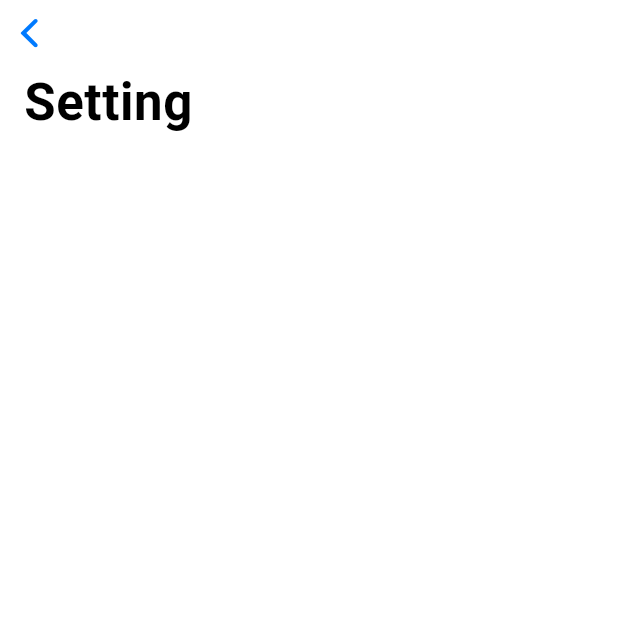
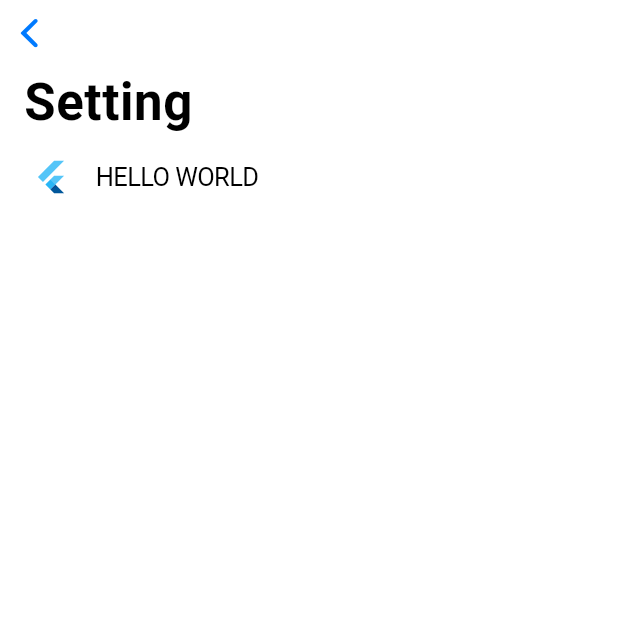
Before and after one commit to ChangJoo-Park/my_equipment, a Flutter app: the SettingPage screen opened directly, on a phone screen of 412 x 824 dp, the top half of it. Run offline on Flutter 3.47's test engine with Material 2 defaults, Android fonts, the phone set to English and light mode, and no system bars; our stand-ins replace flutter_riverpod; missing offline and left inert: cupertino_list_tile.

```diff
--- a/lib/setting/view.dart
+++ b/lib/setting/view.dart
@@ -1,3 +1,4 @@
+import 'package:cupertino_list_tile/cupertino_list_tile.dart';
 import 'package:flutter/cupertino.dart';
 import 'package:flutter/material.dart';
 import 'package:my_equipments/styles.dart';
@@ -16,6 +17,15 @@ class SettingPage extends StatelessWidget {
             automaticallyImplyLeading: true,
             largeTitle: Text('Setting'),
           ),
+          SliverList(
+            delegate: SliverChildListDelegate([
+              CupertinoListTile(
+                leading: FlutterLogo(),
+                title: Text('HELLO WORLD'),
+                onTap: () {},
+              )
+            ]),
+          ),
         ],
       ),
     );
--- a/pubspec.yaml
+++ b/pubspec.yaml
@@ -31,6 +31,7 @@ dependencies:
   flutter_riverpod: ^0.12.1
   hooks_riverpod: ^0.12.1
   flutter_hooks: ^0.14.1
+  cupertino_list_tile: ^0.1.4
 
 dev_dependencies:
   flutter_test:
```
Also changed, not shown: pubspec.lock.
